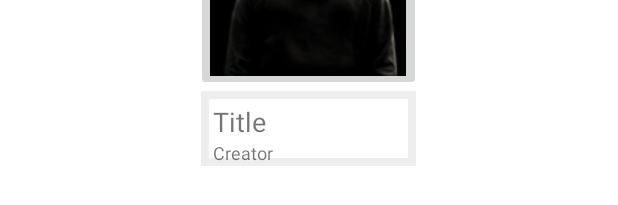
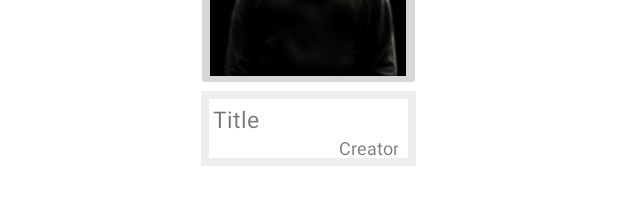
Before and after one commit to AndroidDev499/AndroidApp, an Android app: the layout single_offer.xml on its own in the app's theme, with its tools: preview values and no code run, on a phone screen of 412 x 824 dp. Shown: the part 639-844 px from the top of the screen. Run offline under Robolectric (Android 15) with nearby library versions, the phone set to English and light mode, and no system bars.

```diff
--- a/SellingApp499/app/src/main/java/eulee/AndroidSellTap/LoginCreate/OfferAdapter.java
+++ b/SellingApp499/app/src/main/java/eulee/AndroidSellTap/LoginCreate/OfferAdapter.java
@@ -9,6 +9,7 @@ import android.widget.BaseAdapter;
 import android.widget.ImageView;
 import android.widget.TextView;
 
+import com.backendless.Backendless;
 import com.squareup.picasso.Picasso;
 
 import org.w3c.dom.Text;
@@ -67,11 +68,11 @@ public class OfferAdapter extends BaseAdapter {
             holder = (DashboardRowDataHolder) row.getTag();
         }
 
-        //Set Image and recipe name
         String filename = offers.get(position).getImage1();
         Picasso.with(context).load(filename).fit().into(holder.offerImage);
         holder.offerName.setText(offers.get(position).getTitle());
-        //holder.offerCreator.setText(offers.get(position).getUserCreated().toString());
+        holder.offerCreator.setText(Backendless.UserService.toString());
+
 
         //Set Onclick event for Image or TextView too
         holder.offerName.setOnClickListener(new View.OnClickListener() {
--- a/SellingApp499/app/src/main/java/eulee/AndroidSellTap/LoginCreate/SellTapUser.java
+++ b/SellingApp499/app/src/main/java/eulee/AndroidSellTap/LoginCreate/SellTapUser.java
@@ -1,5 +1,6 @@
 package eulee.AndroidSellTap.LoginCreate;
 
+import com.backendless.Backendless;
 import com.backendless.BackendlessUser;
 
 public class SellTapUser extends BackendlessUser
--- a/SellingApp499/app/src/main/java/eulee/AndroidSellTap/NavDrawer/NavigationDrawerFragment.java
+++ b/SellingApp499/app/src/main/java/eulee/AndroidSellTap/NavDrawer/NavigationDrawerFragment.java
@@ -18,6 +18,7 @@ import android.view.ViewGroup;
 import java.util.ArrayList;
 import java.util.List;
 
+import eulee.AndroidSellTap.MainActivity;
 import eulee.sellingapp499.R;
 
 /**
@@ -109,11 +110,10 @@ public class NavigationDrawerFragment extends Fragment implements NavigationDraw
     public List<NavigationItem> getMenu() {
         List<NavigationItem> items = new ArrayList<NavigationItem>();
         items.add(new NavigationItem("New Offer", getResources().getDrawable(R.drawable.nav_newoffer)));
-        items.add(new NavigationItem("My Offers", getResources().getDrawable(R.drawable.nav_myoffers)));
-        items.add(new NavigationItem("Settings", getResources().getDrawable(R.drawable.nav_settings)));
+        //items.add(new NavigationItem("My Offers", getResources().getDrawable(R.drawable.nav_myoffers)));  //remember to fix in MainActivity
+        //items.add(new NavigationItem("Settings", getResources().getDrawable(R.drawable.nav_settings)));
         items.add(new NavigationItem("Log In", getResources().getDrawable(R.drawable.nav_login)));
         items.add(new NavigationItem("Create Account", getResources().getDrawable(R.drawable.nav_createacc)));
-        items.add(new NavigationItem("About", getResources().getDrawable(R.drawable.about)));
         return items;
     }
 
--- a/SellingApp499/app/src/main/java/eulee/AndroidSellTap/OfferCreateActivity.java
+++ b/SellingApp499/app/src/main/java/eulee/AndroidSellTap/OfferCreateActivity.java
@@ -24,6 +24,7 @@ import com.backendless.files.BackendlessFile;
 
 import eulee.AndroidSellTap.Backend.Defaults;
 import eulee.AndroidSellTap.LoginCreate.SellTapOffer;
+import eulee.AndroidSellTap.LoginCreate.SellTapUser;
 import eulee.sellingapp499.R;
 
 public class OfferCreateActivity extends AppCompatActivity {
@@ -113,12 +114,12 @@ public class OfferCreateActivity extends AppCompatActivity {
                 new AsyncCallback<BackendlessFile>() {
                     @Override
                     public void handleResponse(BackendlessFile response) {
-                        Toast.makeText(getApplicationContext(), "Picture Taken", Toast.LENGTH_LONG).show();
+                        //Toast.makeText(getApplicationContext(), "Picture Taken", Toast.LENGTH_LONG).show();
                     }
 
                     @Override
                     public void handleFault(BackendlessFault fault) {
-                        Toast.makeText(OfferCreateActivity.this, fault.toString(), Toast.LENGTH_SHORT).show();
+                        Toast.makeText(OfferCreateActivity.this, fault.toString(), Toast.LENGTH_LONG).show();
                     }
                 });
     }
--- /dev/null
+++ b/SellingApp499/app/src/main/res/drawable/background_splash.xml
@@ -0,0 +1,13 @@
+<?xml version="1.0" encoding="utf-8"?>
+<layer-list xmlns:android="http://schemas.android.com/apk/res/android">
+
+    <item
+        android:drawable="@color/myPrimaryColor"/>
+
+    <item>
+        <bitmap
+            android:gravity="center"
+            android:src="@mipmap/ic_launcher"/>
+    </item>
+
+</layer-list>
--- a/SellingApp499/app/src/main/res/layout/single_offer.xml
+++ b/SellingApp499/app/src/main/res/layout/single_offer.xml
@@ -28,17 +28,20 @@
             android:paddingEnd="8dp"
             android:paddingStart="8dp"
             android:text="Title"
-            android:textSize="18sp" />
+            android:textSize="15sp" />
 
         <TextView
             android:id="@+id/imageTextView2"
-            android:layout_width="wrap_content"
+            android:gravity="end"
+            android:layout_width="70dp"
             android:layout_height="wrap_content"
-            android:layout_alignParentLeft="true"
+            android:layout_alignParentRight="true"
             android:layout_alignParentBottom="true"
             android:layout_below="@id/imageTextView"
-            android:paddingStart="8dp"
-            android:paddingEnd="6dp"
+            android:paddingStart="6dp"
+            android:paddingEnd="8dp"
+            android:paddingBottom="4dp"
+            android:layout_marginEnd="4dp"
             android:text="Creator"
             android:textSize="12sp" />
     </RelativeLayout>
--- a/SellingApp499/app/src/main/res/menu/main.xml
+++ b/SellingApp499/app/src/main/res/menu/main.xml
@@ -10,13 +10,13 @@
         android:onClick="clickedAlphaMessage"/>
 
         -->
-
+    <!--
     <item
         android:id="@+id/action_search"
         android:title="@string/action_search"
         app:showAsAction="ifRoom"
         android:icon="@drawable/menu_search"
         android:onClick="clickedAlphaMessage"/>
-
+        -->
 
 </menu>
--- a/SellingApp499/app/src/main/res/values/strings.xml
+++ b/SellingApp499/app/src/main/res/values/strings.xml
@@ -20,7 +20,7 @@
     <string name="warning_icon_description">warning icon</string>
     <string name="remember_login_text">Remember me</string>
     <string name="email_field_prompt">Email:</string>
-    <string name="name_field_prompt">Name:</string>
+    <string name="name_field_prompt">Username:</string>
     <string name="password_field_prompt">Password:</string>
     <string name="default_registered_text">Registered successfully!</string>
     <string name="registration_success_message">Thank you for registering!</string>
--- a/SellingApp499/app/src/main/res/values/styles.xml
+++ b/SellingApp499/app/src/main/res/values/styles.xml
@@ -25,4 +25,8 @@
         <item name="popupTheme">@style/ThemeOverlay.AppCompat.Light</item>
         <item name="theme">@style/ThemeOverlay.AppCompat.Dark.ActionBar</item>
     </style>
+
+    <style name="SplashTheme" parent="Theme.AppCompat.NoActionBar">
+        <item name="android:windowBackground">@drawable/background_splash</item>
+    </style>
 </resources>
```
Also changed, not shown: SellingApp499/app/src/main/AndroidManifest.xml (+17 -4 lines), SellingApp499/app/src/main/java/eulee/AndroidSellTap/LoginCreate/SellTapOffer.java (+5 -5 lines), SellingApp499/app/src/main/java/eulee/AndroidSellTap/MainActivity.java (+30 -38 lines), SellingApp499/app/src/main/java/eulee/AndroidSellTap/SplashActivity.java (added, +20 -0 lines), SellingApp499/app/src/main/java/eulee/AndroidSellTap/ViewOfferActivity.java (+69 -0 lines), SellingApp499/app/src/main/res/layout/activity_main.xml (+12 -16 lines), SellingApp499/app/src/main/res/layout/activity_view_offer.xml (+51 -27 lines), 1 other file.
